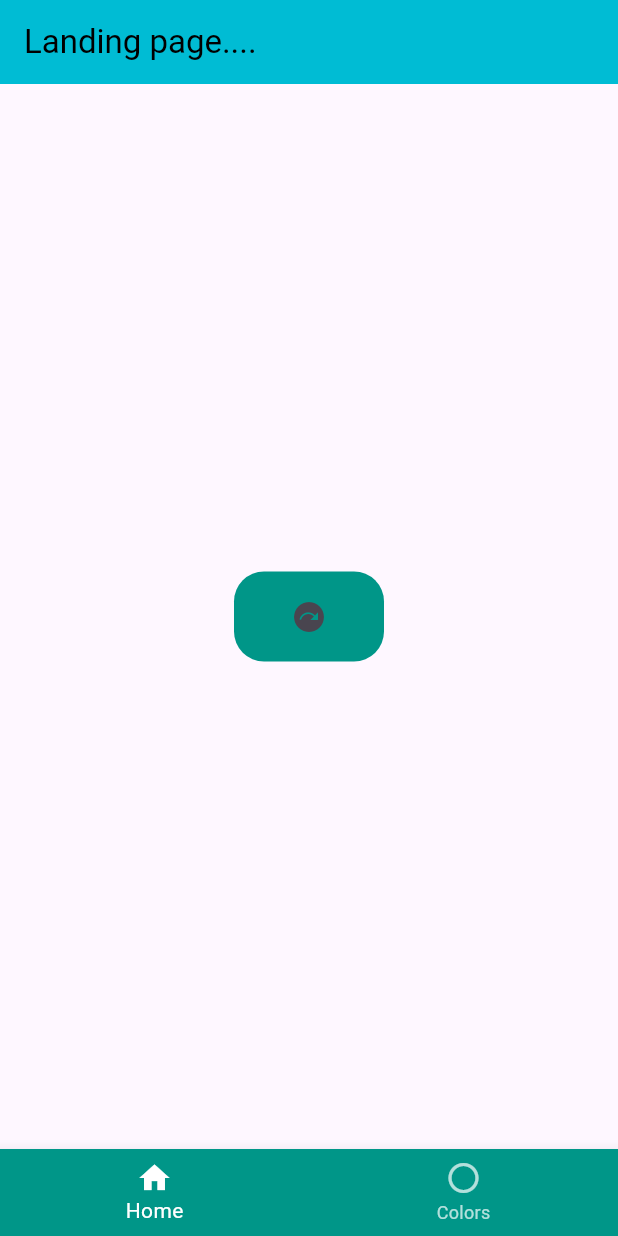
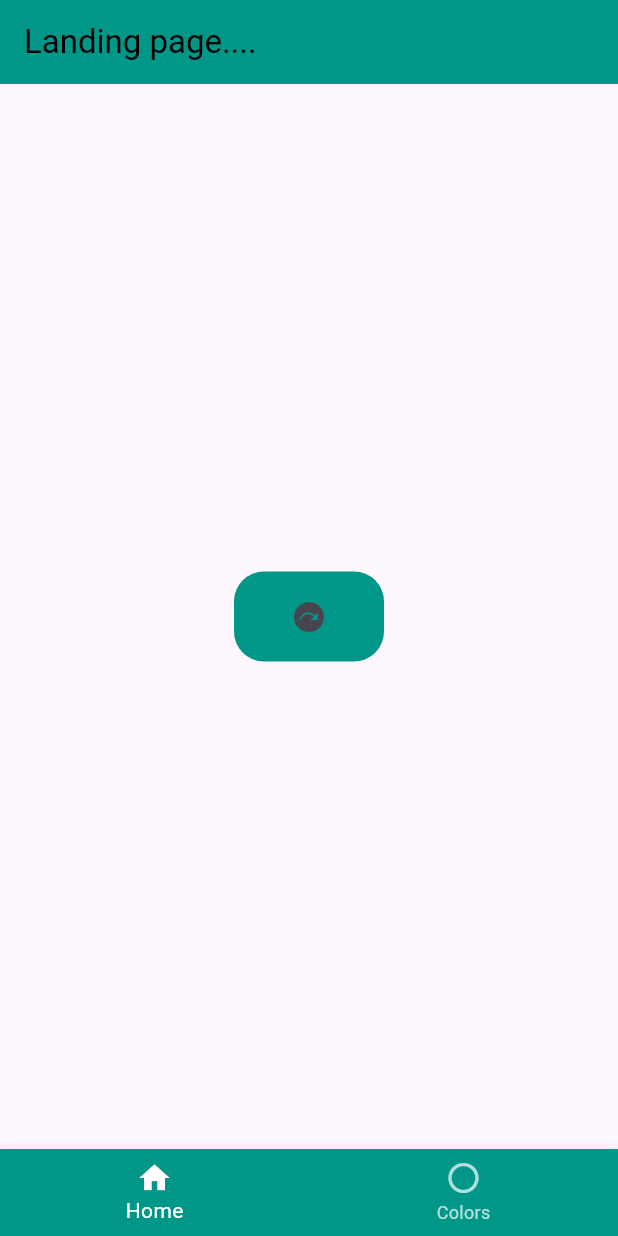
Before and after one commit to Harish1604/flutter_prac, a Flutter app: the screen it shows after launch, on a phone screen of 412 x 824 dp. Run offline on Flutter 3.47's test engine with Material 3 defaults, Android fonts, the phone set to English and light mode, and no system bars.

Commit message:
practise mad

```diff
--- a/lib/pages/page1.dart
+++ b/lib/pages/page1.dart
@@ -13,7 +13,7 @@ class _landingPage extends State<landingPage> {
     return Scaffold(
       appBar: AppBar(
         title: Text("Landing page....", style: TextStyle(color: Colors.black)),
-        backgroundColor: Colors.cyan,
+        backgroundColor: Colors.teal,
       ),
 
       body: Center(
```
